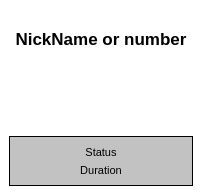
This is wengophone/src/presentation/qt/phonecall/QtCallContactWidget.ui in tkrotoff/WengoPhone as Qt 5 draws it before an edit. The edited form follows.
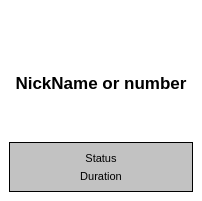
This is the edited form. Icons and pictures are not drawn.

What changed in the file:
```diff
--- a/wengophone/src/presentation/qt/phonecall/QtCallContactWidget.ui
+++ b/wengophone/src/presentation/qt/phonecall/QtCallContactWidget.ui
@@ -9,7 +9,7 @@
     <x>0</x>
     <y>0</y>
     <width>202</width>
-    <height>195</height>
+    <height>201</height>
    </rect>
   </property>
   <property name="palette" >
@@ -287,7 +287,56 @@
    <property name="spacing" >
     <number>6</number>
    </property>
+   <item row="0" column="0" >
+    <spacer>
+     <property name="orientation" >
+      <enum>Qt::Vertical</enum>
+     </property>
+     <property name="sizeHint" >
+      <size>
+       <width>20</width>
+       <height>40</height>
+      </size>
+     </property>
+    </spacer>
+   </item>
+   <item row="1" column="0" >
+    <widget class="QLabel" name="avatarLabel" >
+     <property name="text" >
+      <string/>
+     </property>
+     <property name="pixmap" >
+      <pixmap resource="../wengophone.qrc" >:/pics/export1_96.png</pixmap>
+     </property>
+     <property name="alignment" >
+      <set>Qt::AlignCenter</set>
+     </property>
+    </widget>
+   </item>
+   <item row="2" column="0" >
+    <widget class="QLabel" name="nickNameLabel" >
+     <property name="text" >
+      <string>&lt;html>&lt;head>&lt;meta name="qrichtext" content="1" />&lt;/head>&lt;body style=" white-space: pre-wrap; font-family:MS Shell Dlg; font-size:8.25pt; font-weight:400; font-style:normal; text-decoration:none;">&lt;p style=" margin-top:0px; margin-bottom:0px; margin-left:0px; margin-right:0px; -qt-block-indent:0; text-indent:0px; font-size:8pt;">&lt;span style=" font-size:13pt; font-weight:600;">NickName or number&lt;/span>&lt;/p>&lt;/body>&lt;/html></string>
+     </property>
+     <property name="alignment" >
+      <set>Qt::AlignCenter</set>
+     </property>
+    </widget>
+   </item>
    <item row="3" column="0" >
+    <spacer>
+     <property name="orientation" >
+      <enum>Qt::Vertical</enum>
+     </property>
+     <property name="sizeHint" >
+      <size>
+       <width>184</width>
+       <height>41</height>
+      </size>
+     </property>
+    </spacer>
+   </item>
+   <item row="4" column="0" >
     <widget class="QFrame" name="frame" >
      <property name="minimumSize" >
       <size>
@@ -605,42 +654,6 @@
      </layout>
     </widget>
    </item>
-   <item row="2" column="0" >
-    <spacer>
-     <property name="orientation" >
-      <enum>Qt::Vertical</enum>
-     </property>
-     <property name="sizeHint" >
-      <size>
-       <width>20</width>
-       <height>40</height>
-      </size>
-     </property>
-    </spacer>
-   </item>
-   <item row="0" column="0" >
-    <widget class="QLabel" name="avatarLabel" >
-     <property name="text" >
-      <string/>
-     </property>
-     <property name="pixmap" >
-      <pixmap resource="../wengophone.qrc" >:/pics/contact_picture.png</pixmap>
-     </property>
-     <property name="alignment" >
-      <set>Qt::AlignCenter</set>
-     </property>
-    </widget>
-   </item>
-   <item row="1" column="0" >
-    <widget class="QLabel" name="nickNameLabel" >
-     <property name="text" >
-      <string>&lt;html>&lt;head>&lt;meta name="qrichtext" content="1" />&lt;/head>&lt;body style=" white-space: pre-wrap; font-family:MS Shell Dlg; font-size:8.25pt; font-weight:400; font-style:normal; text-decoration:none;">&lt;p style=" margin-top:0px; margin-bottom:0px; margin-left:0px; margin-right:0px; -qt-block-indent:0; text-indent:0px; font-size:8pt;">&lt;span style=" font-size:13pt; font-weight:600;">NickName or number&lt;/span>&lt;/p>&lt;/body>&lt;/html></string>
-     </property>
-     <property name="alignment" >
-      <set>Qt::AlignCenter</set>
-     </property>
-    </widget>
-   </item>
   </layout>
  </widget>
  <pixmapfunction></pixmapfunction>
```
Left out of the diff: 4 changed lines with no effect on the pictures.
